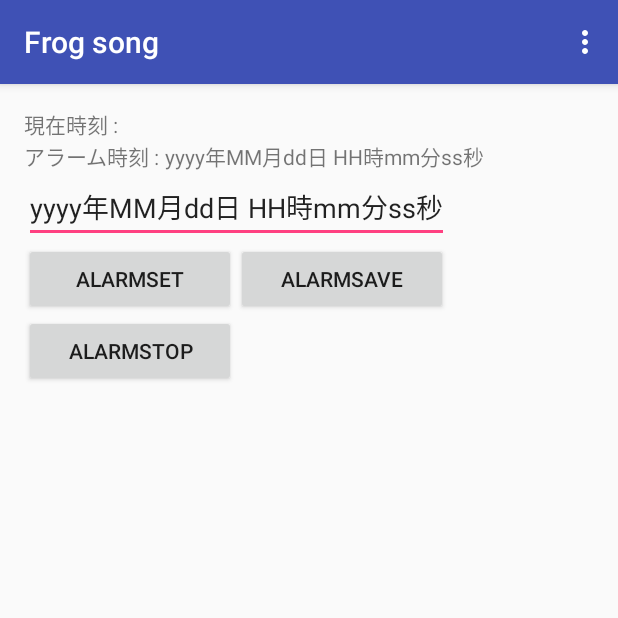
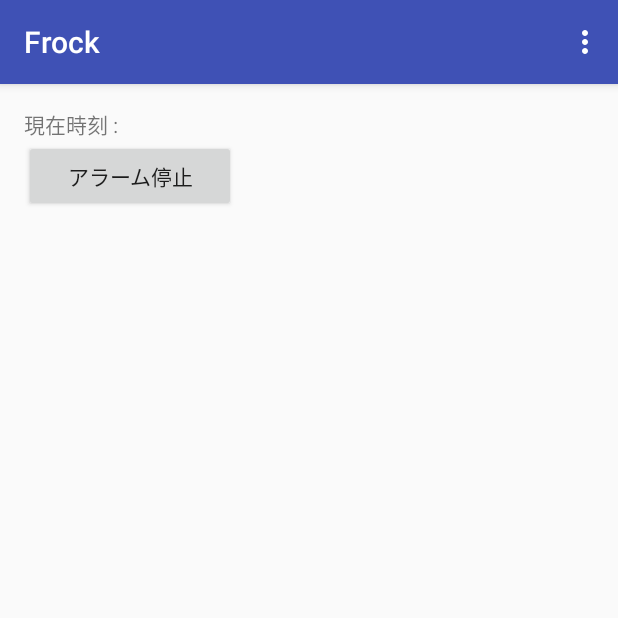
Before and after one commit to nsaito92/Frock, an Android app: the screen it shows after launch (MainActivity), on a phone screen of 412 x 824 dp, the top half of it. Run offline under Robolectric (Android 15) with nearby library versions, the phone set to English and light mode, and no system bars.

Commit message:
古い方式のアラーム鳴動機能が画面上残っていたため、影響する機能を削除。(refs #7)

```diff
--- a/app/src/main/res/layout/activity_main.xml
+++ b/app/src/main/res/layout/activity_main.xml
@@ -30,45 +30,11 @@
         android:layout_width="wrap_content"
         android:layout_height="wrap_content"
         android:orientation="horizontal" >
-        <TextView
-            android:id="@+id/setalarmview_description"
-            android:layout_width="wrap_content"
-            android:layout_height="wrap_content"
-            android:text="アラーム時刻 : " />
-        <TextView
-            android:layout_width="wrap_content"
-            android:layout_height="wrap_content"
-            android:text="yyyy年MM月dd日 HH時mm分ss秒"
-            android:id="@+id/setalarmview" />
-    </LinearLayout>
-
-    <EditText
-        android:layout_width="wrap_content"
-        android:layout_height="wrap_content"
-        android:id="@+id/editalarm"
-        android:text="yyyy年MM月dd日 HH時mm分ss秒"
-        android:layout_below="@+id/setalarmview" />
-
-    <LinearLayout
-        android:layout_width="wrap_content"
-        android:layout_height="wrap_content"
-        android:orientation="horizontal" >
 
         <Button
             android:layout_width="141dp"
             android:layout_height="wrap_content"
-            android:text="AlarmSet"
-            android:id="@+id/setbutton" />
-
-        <Button
-            android:layout_width="141dp"
-            android:layout_height="wrap_content"
-            android:text="AlarmSave"
-            android:id="@+id/savebutton" />
+            android:text="アラーム停止"
+            android:id="@+id/stopbutton" />
     </LinearLayout>
-    <Button
-        android:layout_width="141dp"
-        android:layout_height="wrap_content"
-        android:text="AlarmStop"
-        android:id="@+id/stopbutton" />
 </LinearLayout>
--- a/app/src/main/res/menu/main.xml
+++ b/app/src/main/res/menu/main.xml
@@ -5,9 +5,4 @@
         android:title="@string/opt_menu_01"
         android:icon="@android:drawable/ic_menu_preferences"
         />
-    <item
-        android:id="@+id/optionsMenu_02"
-        android:title="@string/opt_menu_02"
-        android:icon="@android:drawable/ic_menu_edit"
-        />
 </menu>
```
Also changed, not shown: app/src/main/java/com/example/naotosaito/clocktest/MainActivity.java (+0 -50 lines), app/src/main/res/values/strings.xml (+5 -12 lines), app/src/main/res/xml/preference.xml (+0 -8 lines).
